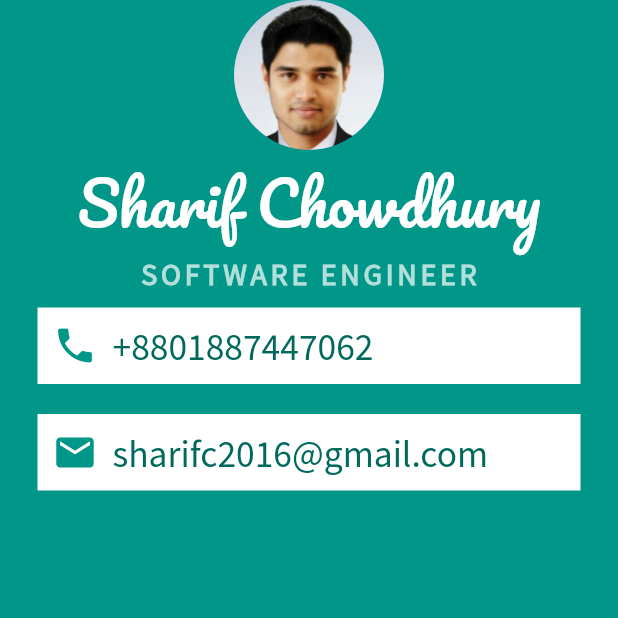
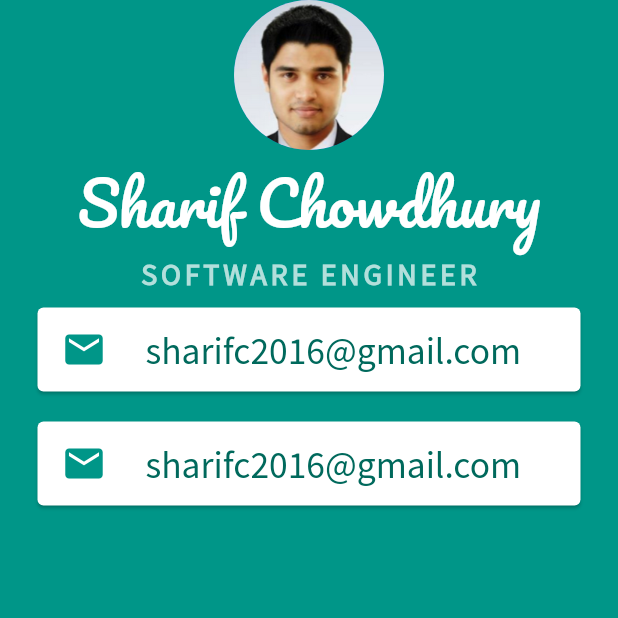
Before and after one commit to sharifc2016/my_card, a Flutter app: the screen it shows after launch, on a phone screen of 412 x 824 dp, the top half of it. Run offline on Flutter 3.47's test engine with Material 2 defaults, Android fonts, the phone set to English and light mode, and no system bars.

Commit message:
change container, padding, icon to card and lisTile

```diff
--- a/lib/main.dart
+++ b/lib/main.dart
@@ -37,54 +37,42 @@ class MyApp extends StatelessWidget {
                   fontWeight: FontWeight.bold,
                 ),
               ),
-              Container(
+              Card(
                 color: Colors.white,
                 margin: EdgeInsets.symmetric(vertical: 10.0, horizontal: 25.0),
-                padding: EdgeInsets.all(10.0),
-                child: Row(
-                  children: [
-                    Icon(
-                      Icons.phone,
-                      color: Colors.teal,
-                      size: 30.0,
+                child: ListTile(
+                  leading: Icon(
+                    Icons.email,
+                    color: Colors.teal,
+                    size: 30.0,
+                  ),
+                  title: Text(
+                    'sharifc2016@gmail.com',
+                    style: TextStyle(
+                      color: Colors.teal.shade800,
+                      fontFamily: 'SourceSansPro',
+                      fontSize: 25.0,
                     ),
-                    SizedBox(
-                      width: 10.0,
-                    ),
-                    Text(
-                      '+8801887447062',
-                      style: TextStyle(
-                        color: Colors.teal.shade800,
-                        fontFamily: 'SourceSansPro',
-                        fontSize: 25.0,
-                      ),
-                    ),
-                  ],
+                  ),
                 ),
               ),
-              Container(
+              Card(
                 color: Colors.white,
                 margin: EdgeInsets.symmetric(vertical: 10.0, horizontal: 25.0),
-                padding: EdgeInsets.all(10.0),
-                child: Row(
-                  children: [
-                    Icon(
-                      Icons.email,
-                      color: Colors.teal,
-                      size: 30.0,
+                child: ListTile(
+                  leading: Icon(
+                    Icons.email,
+                    color: Colors.teal,
+                    size: 30.0,
+                  ),
+                  title: Text(
+                    'sharifc2016@gmail.com',
+                    style: TextStyle(
+                      color: Colors.teal.shade800,
+                      fontFamily: 'SourceSansPro',
+                      fontSize: 25.0,
                     ),
-                    SizedBox(
-                      width: 10.0,
-                    ),
-                    Text(
-                      'sharifc2016@gmail.com',
-                      style: TextStyle(
-                        color: Colors.teal.shade800,
-                        fontFamily: 'SourceSansPro',
-                        fontSize: 25.0,
-                      ),
-                    ),
-                  ],
+                  ),
                 ),
               ),
             ],
```
